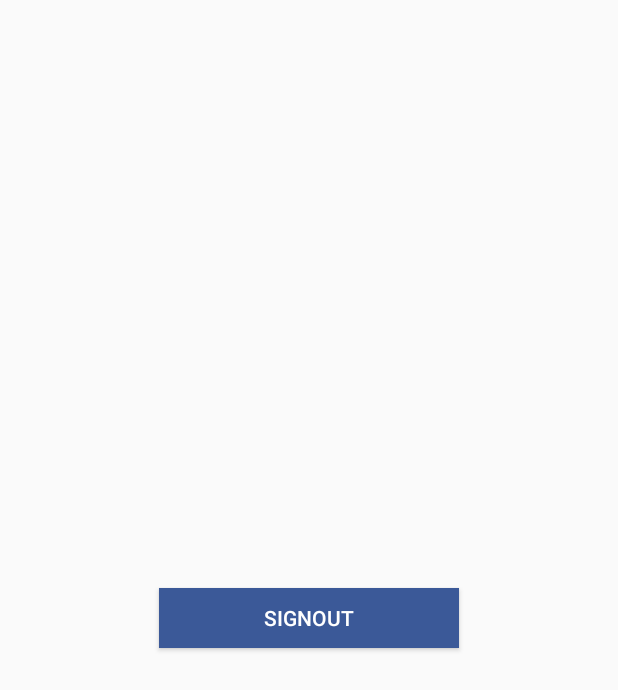
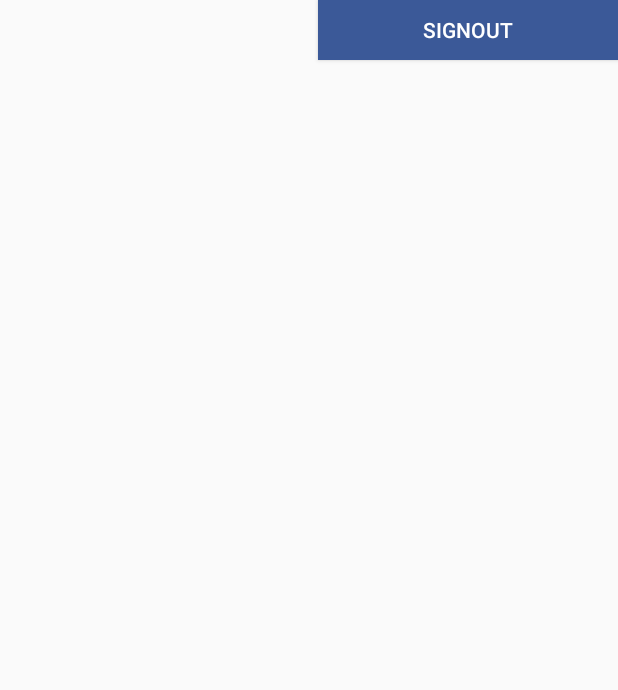
Before and after one commit to lakshmiplr/Foodswaha-app, an Android app: the fragment MoreFragment shown on its own in the app's theme, on a phone screen of 412 x 824 dp. Shown: the top 690 px of the screen. Run offline under Robolectric (Android 15) with nearby library versions, the light colour scheme and no system bars.

Commit message:
more menu changes.

```diff
--- a/app/src/main/java/com/foodswaha/foodswaha/DisplayAddressActivity.java
+++ b/app/src/main/java/com/foodswaha/foodswaha/DisplayAddressActivity.java
@@ -78,8 +78,8 @@ public class DisplayAddressActivity extends AppCompatActivity {
                     address = addressesJSONArray.getJSONObject(i);
                     addressList.add(
                             new Address(
-                                    address.getString("flat No"),
-                                    address.getString("address"),
+                                    address.getString("flatNumber"),
+                                    address.getString("streetDetails"),
                                     address.getString("area"),
                                     address.getString("city"),
                                     address.getString("landmark")
--- a/app/src/main/java/com/foodswaha/foodswaha/MenuFragment.java
+++ b/app/src/main/java/com/foodswaha/foodswaha/MoreFragment.java
@@ -8,12 +8,11 @@ import android.view.ViewGroup;
 import android.widget.TextView;
 
 import com.google.android.gms.auth.api.Auth;
-import com.google.android.gms.auth.api.signin.GoogleSignInOptions;
 import com.google.android.gms.common.api.GoogleApiClient;
 import com.google.android.gms.common.api.ResultCallback;
 import com.google.android.gms.common.api.Status;
 
-public class MenuFragment extends Fragment implements
+public class MoreFragment extends Fragment implements
         View.OnClickListener {
 
     private static final String TAG = "SignInActivity";
@@ -22,11 +21,9 @@ public class MenuFragment extends Fragment implements
 
     @Override
     public View onCreateView(LayoutInflater inflater, ViewGroup container, Bundle savedInstanceState) {
-        view = inflater.inflate(R.layout.fragment_menu, container, false);
-        view.findViewById(R.id.signOut).setOnClickListener(this);
-        GoogleSignInOptions gso = new GoogleSignInOptions.Builder(GoogleSignInOptions.DEFAULT_SIGN_IN)
-                .requestEmail()
-                .build();
+        view = inflater.inflate(R.layout.fragment_more, container, false);
+        String[] values = {"signIn"};
+        //view.findViewById(R.id.signOut).setOnClickListener(this);
         mGoogleApiClient = DisplayHotelsActivity.getGoogleApiClient();
         return view;
     }
--- a/app/src/main/java/com/foodswaha/foodswaha/PagerAdapter.java
+++ b/app/src/main/java/com/foodswaha/foodswaha/PagerAdapter.java
@@ -31,7 +31,7 @@ public class PagerAdapter extends FragmentPagerAdapter {
                 DealsFragment dealsFragment = new DealsFragment();
                 return dealsFragment;
             case 3:
-                MenuFragment menuFragment = new MenuFragment();
+                MoreFragment menuFragment = new MoreFragment();
                 return menuFragment;
             default:
                 return null;
--- a/app/src/main/res/layout/fragment_menu.xml
+++ b/app/src/main/res/layout/fragment_more.xml
@@ -9,8 +9,6 @@
         android:layout_width="wrap_content"
         android:layout_height="wrap_content"
         android:id="@+id/signOut"
-        android:layout_centerVertical="true"
-        android:layout_centerHorizontal="true"
         android:visibility="visible"
         android:maxHeight="40dp"
         android:maxWidth="200dp"
@@ -18,15 +16,9 @@
         android:minWidth="200dp"
         android:background="#3b5998"
         android:textColor="#ffffff"
-        android:text="SignOut" />
+        android:text="SignOut"
+        android:layout_alignParentTop="true"
+        android:layout_alignParentRight="true"
+        android:layout_alignParentEnd="true" />
 
-    <TextView
-        android:layout_width="wrap_content"
-        android:layout_height="wrap_content"
-        android:textAppearance="?android:attr/textAppearanceMedium"
-        android:id="@+id/status"
-        android:layout_alignParentTop="true"
-        android:layout_alignRight="@+id/signIn"
-        android:layout_alignEnd="@+id/signIn"
-        android:layout_marginTop="82dp" />
 </RelativeLayout>
```
Also changed, not shown: app/src/main/java/com/foodswaha/foodswaha/AddAddressActivity.java (+35 -40 lines).
